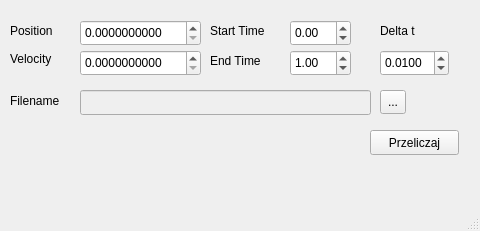
Above: mainwindow.ui from andrze/Integrator before the change. Below: the same form after it.
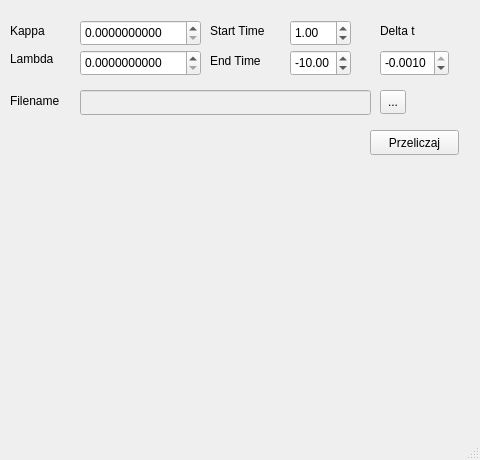
That is the form after the change. Custom widgets are drawn as their Qt base class.

Commit message: Funkcjonalne wykresy i równania na lambda i kappa

What changed in the file:
```diff
--- a/mainwindow.ui
+++ b/mainwindow.ui
@@ -10,7 +10,7 @@
     <x>0</x>
     <y>0</y>
     <width>480</width>
-    <height>231</height>
+    <height>460</height>
    </rect>
   </property>
   <property name="windowTitle">
@@ -40,7 +40,7 @@
      </rect>
     </property>
     <property name="text">
-     <string>Position</string>
+     <string>Kappa</string>
     </property>
    </widget>
    <widget class="QLabel" name="label_2">
@@ -53,7 +53,7 @@
      </rect>
     </property>
     <property name="text">
-     <string>Velocity</string>
+     <string>Lambda</string>
     </property>
    </widget>
    <widget class="QDoubleSpinBox" name="velocityBox">
@@ -137,7 +137,7 @@
      <double>-99.989999999999995</double>
     </property>
     <property name="value">
-     <double>0.000000000000000</double>
+     <double>1.000000000000000</double>
     </property>
    </widget>
    <widget class="QDoubleSpinBox" name="endTimeBox">
@@ -155,8 +155,11 @@
     <property name="minimum">
      <double>-99.989999999999995</double>
     </property>
+    <property name="maximum">
+     <double>0.000000000000000</double>
+    </property>
     <property name="value">
-     <double>1.000000000000000</double>
+     <double>-10.000000000000000</double>
     </property>
    </widget>
    <widget class="QLabel" name="label_4">
@@ -214,13 +217,33 @@
      <double>-1.000000000000000</double>
     </property>
     <property name="maximum">
-     <double>1.000000000000000</double>
+     <double>-0.001000000000000</double>
     </property>
     <property name="singleStep">
      <double>0.010000000000000</double>
     </property>
     <property name="value">
-     <double>0.010000000000000</double>
+     <double>-0.001000000000000</double>
+    </property>
+   </widget>
+   <widget class="QCustomPlot" name="posPlot" native="true">
+    <property name="geometry">
+     <rect>
+      <x>10</x>
+      <y>200</y>
+      <width>221</width>
+      <height>211</height>
+     </rect>
+    </property>
+   </widget>
+   <widget class="QCustomPlot" name="velPlot" native="true">
+    <property name="geometry">
+     <rect>
+      <x>250</x>
+      <y>200</y>
+      <width>221</width>
+      <height>211</height>
+     </rect>
     </property>
    </widget>
   </widget>
@@ -236,6 +259,14 @@
   </widget>
   <widget class="QStatusBar" name="statusbar"/>
  </widget>
+ <customwidgets>
+  <customwidget>
+   <class>QCustomPlot</class>
+   <extends>QWidget</extends>
+   <header>qcustomplot.h</header>
+   <container>1</container>
+  </customwidget>
+ </customwidgets>
  <resources/>
  <connections/>
 </ui>
```
Left out of the diff: 6 changed lines with no effect on the pictures. The commit also changes 10 other files.
